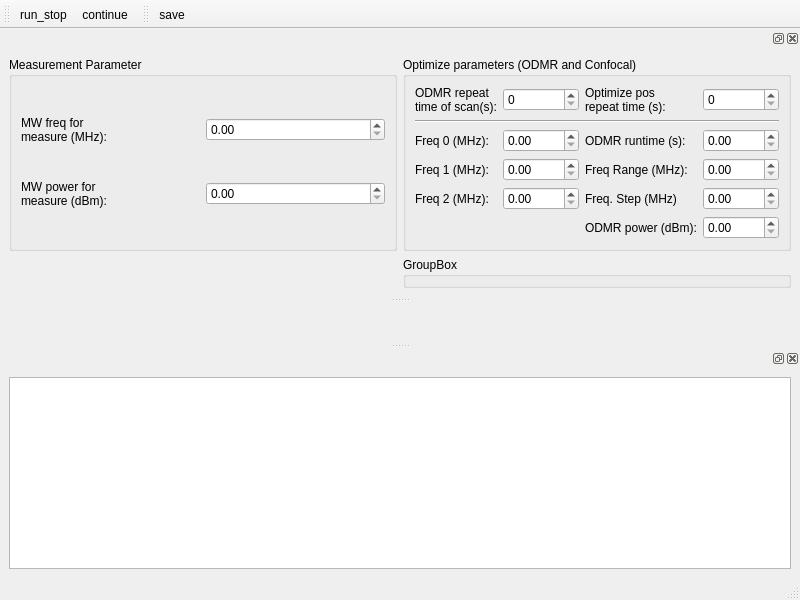
Before: the Qt Designer form gui/nuclear_operations/ui_nuclear_operations_gui.ui in Ulm-IQO/qudi, drawn with Qt 5.
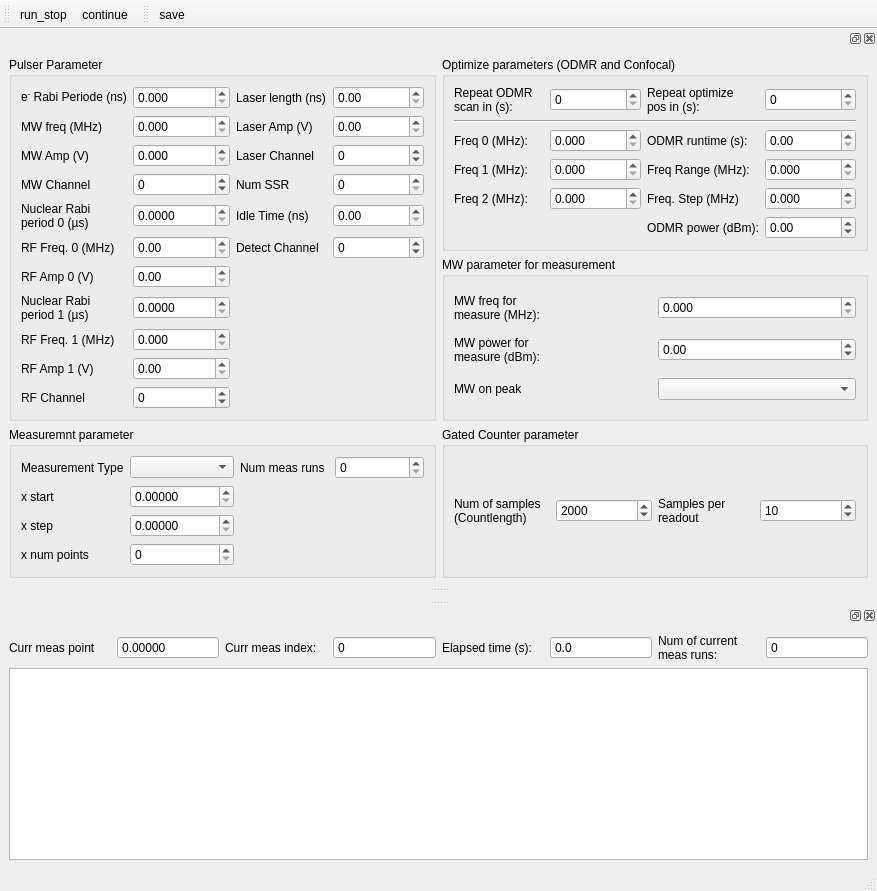
After: the same form once the commit is applied. Icons and pictures are not drawn. Custom widgets are drawn as their Qt base class.

Commit message: Add the nuclear operation ui file and adjust the magnet gui file.

The edit to the form file:
```diff
--- a/gui/nuclear_operations/ui_nuclear_operations_gui.ui
+++ b/gui/nuclear_operations/ui_nuclear_operations_gui.ui
@@ -6,8 +6,8 @@
    <rect>
     <x>0</x>
     <y>0</y>
-    <width>800</width>
-    <height>600</height>
+    <width>877</width>
+    <height>891</height>
    </rect>
   </property>
   <property name="windowTitle">
@@ -31,6 +31,282 @@
    </attribute>
    <widget class="QWidget" name="dockWidgetContents_2">
     <layout class="QGridLayout" name="gridLayout_2">
+     <item row="0" column="0" rowspan="2">
+      <widget class="QGroupBox" name="groupBox_3">
+       <property name="title">
+        <string>Pulser Parameter</string>
+       </property>
+       <layout class="QGridLayout" name="gridLayout_4">
+        <item row="0" column="2">
+         <widget class="QLabel" name="label_31">
+          <property name="text">
+           <string>Laser length (ns)</string>
+          </property>
+         </widget>
+        </item>
+        <item row="2" column="0">
+         <widget class="QLabel" name="label_18">
+          <property name="text">
+           <string>MW Amp (V)</string>
+          </property>
+         </widget>
+        </item>
+        <item row="2" column="1">
+         <widget class="QDoubleSpinBox" name="pulser_mw_amp_DSpinBox">
+          <property name="decimals">
+           <number>3</number>
+          </property>
+          <property name="singleStep">
+           <double>0.100000000000000</double>
+          </property>
+         </widget>
+        </item>
+        <item row="14" column="0">
+         <widget class="QLabel" name="label_15">
+          <property name="text">
+           <string>RF Channel</string>
+          </property>
+         </widget>
+        </item>
+        <item row="10" column="0">
+         <widget class="QLabel" name="label_14">
+          <property name="text">
+           <string>RF Amp 0 (V)</string>
+          </property>
+         </widget>
+        </item>
+        <item row="6" column="0">
+         <widget class="QLabel" name="nuclear_rabi_period0_Label">
+          <property name="text">
+           <string>&lt;html&gt;&lt;head/&gt;&lt;body&gt;&lt;p&gt;Nuclear Rabi &lt;br/&gt;period 0 (µs)&lt;/p&gt;&lt;/body&gt;&lt;/html&gt;</string>
+          </property>
+         </widget>
+        </item>
+        <item row="10" column="1">
+         <widget class="QDoubleSpinBox" name="pulser_rf_amp0_DSpinBox">
+          <property name="singleStep">
+           <double>0.100000000000000</double>
+          </property>
+         </widget>
+        </item>
+        <item row="6" column="1">
+         <widget class="QDoubleSpinBox" name="nuclear_rabi_period0_DSpinBox">
+          <property name="decimals">
+           <number>4</number>
+          </property>
+          <property name="maximum">
+           <double>100000.000000000000000</double>
+          </property>
+         </widget>
+        </item>
+        <item row="8" column="0">
+         <widget class="QLabel" name="pulser_rf_freq0_Label">
+          <property name="text">
+           <string>RF Freq. 0 (MHz)</string>
+          </property>
+         </widget>
+        </item>
+        <item row="8" column="1">
+         <widget class="QDoubleSpinBox" name="pulser_rf_freq0_DSpinBox">
+          <property name="maximum">
+           <double>1000000.000000000000000</double>
+          </property>
+         </widget>
+        </item>
+        <item row="5" column="3">
+         <widget class="QSpinBox" name="num_singleshot_readout_SpinBox">
+          <property name="maximum">
+           <number>100000</number>
+          </property>
+         </widget>
+        </item>
+        <item row="5" column="1">
+         <widget class="QSpinBox" name="pulser_mw_ch_SpinBox">
+          <property name="minimum">
+           <number>-20</number>
+          </property>
+          <property name="maximum">
+           <number>20</number>
+          </property>
+         </widget>
+        </item>
+        <item row="14" column="1">
+         <widget class="QSpinBox" name="pulser_rf_ch_SpinBox">
+          <property name="minimum">
+           <number>-20</number>
+          </property>
+          <property name="maximum">
+           <number>20</number>
+          </property>
+         </widget>
+        </item>
+        <item row="5" column="0">
+         <widget class="QLabel" name="label_17">
+          <property name="text">
+           <string>MW Channel</string>
+          </property>
+         </widget>
+        </item>
+        <item row="0" column="1">
+         <widget class="QDoubleSpinBox" name="electron_rabi_periode_DSpinBox">
+          <property name="decimals">
+           <number>3</number>
+          </property>
+          <property name="maximum">
+           <double>1000000.000000000000000</double>
+          </property>
+         </widget>
+        </item>
+        <item row="0" column="0">
+         <widget class="QLabel" name="label_29">
+          <property name="frameShape">
+           <enum>QFrame::NoFrame</enum>
+          </property>
+          <property name="text">
+           <string>&lt;html&gt;&lt;head/&gt;&lt;body&gt;&lt;p&gt;e&lt;span style=&quot; vertical-align:super;&quot;&gt;-&lt;/span&gt; Rabi Periode (ns)&lt;/p&gt;&lt;/body&gt;&lt;/html&gt;</string>
+          </property>
+         </widget>
+        </item>
+        <item row="0" column="3">
+         <widget class="QDoubleSpinBox" name="pulser_laser_length_DSpinBox">
+          <property name="maximum">
+           <double>100000.000000000000000</double>
+          </property>
+         </widget>
+        </item>
+        <item row="6" column="2">
+         <widget class="QLabel" name="label_34">
+          <property name="text">
+           <string>Idle Time (ns)</string>
+          </property>
+         </widget>
+        </item>
+        <item row="13" column="1">
+         <widget class="QDoubleSpinBox" name="pulser_rf_amp1_DSpinBox">
+          <property name="singleStep">
+           <double>0.100000000000000</double>
+          </property>
+         </widget>
+        </item>
+        <item row="12" column="1">
+         <widget class="QDoubleSpinBox" name="pulser_rf_freq1_DSpinBox">
+          <property name="decimals">
+           <number>3</number>
+          </property>
+          <property name="maximum">
+           <double>1000000.000000000000000</double>
+          </property>
+         </widget>
+        </item>
+        <item row="6" column="3">
+         <widget class="QDoubleSpinBox" name="pulser_idle_time_DSpinBox">
+          <property name="maximum">
+           <double>100000.000000000000000</double>
+          </property>
+         </widget>
+        </item>
+        <item row="5" column="2">
+         <widget class="QLabel" name="label_33">
+          <property name="text">
+           <string>Num SSR</string>
+          </property>
+         </widget>
+        </item>
+        <item row="13" column="0">
+         <widget class="QLabel" name="pulser_rf_amp1_Label">
+          <property name="text">
+           <string>RF Amp 1 (V)</string>
+          </property>
+         </widget>
+        </item>
+        <item row="8" column="2">
+         <widget class="QLabel" name="label_19">
+          <property name="text">
+           <string>Detect Channel</string>
+          </property>
+         </widget>
+        </item>
+        <item row="11" column="1">
+         <widget class="QDoubleSpinBox" name="nuclear_rabi_period1_DSpinBox">
+          <property name="decimals">
+           <number>4</number>
+          </property>
+          <property name="maximum">
+           <double>100000.000000000000000</double>
+          </property>
+         </widget>
+        </item>
+        <item row="8" column="3">
+         <widget class="QSpinBox" name="pulser_detect_ch_SpinBox">
+          <property name="minimum">
+           <number>-20</number>
+          </property>
+          <property name="maximum">
+           <number>20</number>
+          </property>
+         </widget>
+        </item>
+        <item row="12" column="0">
+         <widget class="QLabel" name="pulser_rf_freq1_Label">
+          <property name="text">
+           <string>RF Freq. 1 (MHz)</string>
+          </property>
+         </widget>
+        </item>
+        <item row="11" column="0">
+         <widget class="QLabel" name="nuclear_rabi_period1_Label">
+          <property name="text">
+           <string>&lt;html&gt;&lt;head/&gt;&lt;body&gt;&lt;p&gt;Nuclear Rabi &lt;br/&gt;period 1 (µs)&lt;/p&gt;&lt;/body&gt;&lt;/html&gt;</string>
+          </property>
+         </widget>
+        </item>
+        <item row="1" column="0">
+         <widget class="QLabel" name="label_16">
+          <property name="text">
+           <string>MW freq (MHz)</string>
+          </property>
+         </widget>
+        </item>
+        <item row="1" column="1">
+         <widget class="QDoubleSpinBox" name="pulser_mw_freq_DSpinBox">
+          <property name="decimals">
+           <number>3</number>
+          </property>
+          <property name="maximum">
+           <double>1000000.000000000000000</double>
+          </property>
+         </widget>
+        </item>
+        <item row="1" column="2">
+         <widget class="QLabel" name="label_32">
+          <property name="text">
+           <string>Laser Amp (V)</string>
+          </property>
+         </widget>
+        </item>
+        <item row="1" column="3">
+         <widget class="QDoubleSpinBox" name="pulser_laser_amp_DSpinBox"/>
+        </item>
+        <item row="2" column="2">
+         <widget class="QLabel" name="label_35">
+          <property name="text">
+           <string>Laser Channel</string>
+          </property>
+         </widget>
+        </item>
+        <item row="2" column="3">
+         <widget class="QSpinBox" name="pulser_laser_ch_SpinBox">
+          <property name="minimum">
+           <number>-20</number>
+          </property>
+          <property name="maximum">
+           <number>20</number>
+          </property>
+         </widget>
+        </item>
+       </layout>
+      </widget>
+     </item>
      <item row="0" column="1">
       <widget class="QGroupBox" name="groupBox">
        <property name="title">
@@ -45,12 +321,19 @@
          </widget>
         </item>
         <item row="6" column="3">
-         <widget class="QDoubleSpinBox" name="doubleSpinBox_6"/>
+         <widget class="QDoubleSpinBox" name="odmr_meas_step_DSpinBox">
+          <property name="decimals">
+           <number>3</number>
+          </property>
+          <property name="maximum">
+           <double>10000000.000000000000000</double>
+          </property>
+         </widget>
         </item>
         <item row="2" column="0">
          <widget class="QLabel" name="label_8">
           <property name="text">
-           <string>&lt;html&gt;&lt;head/&gt;&lt;body&gt;&lt;p&gt;ODMR repeat &lt;br/&gt;time of scan(s):&lt;/p&gt;&lt;/body&gt;&lt;/html&gt;</string>
+           <string>&lt;html&gt;&lt;head/&gt;&lt;body&gt;&lt;p&gt;Repeat ODMR &lt;br/&gt;scan in (s):&lt;/p&gt;&lt;/body&gt;&lt;/html&gt;</string>
           </property>
          </widget>
         </item>
@@ -69,13 +352,31 @@
          </widget>
         </item>
         <item row="4" column="1">
-         <widget class="QDoubleSpinBox" name="doubleSpinBox"/>
+         <widget class="QDoubleSpinBox" name="odmr_meas_freq0_DSpinBox">
+          <property name="decimals">
+           <number>3</number>
+          </property>
+          <property name="maximum">
+           <double>100000000.000000000000000</double>
+          </property>
+         </widget>
         </item>
         <item row="5" column="3">
-         <widget class="QDoubleSpinBox" name="doubleSpinBox_5"/>
+         <widget class="QDoubleSpinBox" name="odmr_meas_freq_range_DSpinBox">
+          <property name="decimals">
+           <number>3</number>
+          </property>
+          <property name="maximum">
+           <double>10000000.000000000000000</double>
+          </property>
+         </widget>
         </item>
         <item row="4" column="3">
-         <widget class="QDoubleSpinBox" name="doubleSpinBox_4"/>
+         <widget class="QDoubleSpinBox" name="odmr_meas_runtime_DSpinBox">
+          <property name="maximum">
+           <double>10000000.000000000000000</double>
+          </property>
+         </widget>
         </item>
         <item row="4" column="2">
          <widget class="QLabel" name="label_4">
@@ -85,7 +386,14 @@
          </widget>
         </item>
         <item row="10" column="3">
-         <widget class="QDoubleSpinBox" name="doubleSpinBox_7"/>
+         <widget class="QDoubleSpinBox" name="odmr_meas_power_DSpinBox">
+          <property name="minimum">
+           <double>-100.000000000000000</double>
+          </property>
+          <property name="maximum">
+           <double>30.000000000000000</double>
+          </property>
+         </widget>
         </item>
         <item row="5" column="0">
          <widget class="QLabel" name="label_2">
@@ -109,10 +417,24 @@
          </widget>
         </item>
         <item row="5" column="1">
-         <widget class="QDoubleSpinBox" name="doubleSpinBox_2"/>
+         <widget class="QDoubleSpinBox" name="odmr_meas_freq1_DSpinBox">
+          <property name="decimals">
+           <number>3</number>
+          </property>
+          <property name="maximum">
+           <double>10000000.000000000000000</double>
+          </property>
+         </widget>
         </item>
         <item row="6" column="1">
-         <widget class="QDoubleSpinBox" name="doubleSpinBox_3"/>
+         <widget class="QDoubleSpinBox" name="odmr_meas_freq2_DSpinBox">
+          <property name="decimals">
+           <number>3</number>
+          </property>
+          <property name="maximum">
+           <double>10000000.000000000000000</double>
+          </property>
+         </widget>
         </item>
         <item row="3" column="0" colspan="4">
          <widget class="Line" name="line">
@@ -122,17 +444,25 @@
          </widget>
         </item>
         <item row="2" column="1">
-         <widget class="QSpinBox" name="spinBox"/>
+         <widget class="QSpinBox" name="optimize_period_odmr_SpinBox">
+          <property name="maximum">
+           <number>1000000</number>
+          </property>
+         </widget>
         </item>
         <item row="2" column="2">
          <widget class="QLabel" name="label_9">
           <property name="text">
-           <string>&lt;html&gt;&lt;head/&gt;&lt;body&gt;&lt;p&gt;Optimize pos&lt;br/&gt;repeat time (s):&lt;/p&gt;&lt;/body&gt;&lt;/html&gt;</string>
+           <string>&lt;html&gt;&lt;head/&gt;&lt;body&gt;&lt;p&gt;Repeat optimize&lt;br/&gt;pos in (s):&lt;/p&gt;&lt;/body&gt;&lt;/html&gt;</string>
           </property>
          </widget>
         </item>
         <item row="2" column="3">
-         <widget class="QSpinBox" name="spinBox_2"/>
+         <widget class="QSpinBox" name="optimize_period_confocal_SpinBox">
+          <property name="maximum">
+           <number>1000000</number>
+          </property>
+         </widget>
         </item>
        </layout>
       </widget>
@@ -140,18 +470,25 @@
      <item row="1" column="1">
       <widget class="QGroupBox" name="groupBox_2">
        <property name="title">
-        <string>GroupBox</string>
+        <string>MW parameter for measurement</string>
        </property>
-      </widget>
-     </item>
-     <item row="0" column="0">
-      <widget class="QGroupBox" name="groupBox_3">
-       <property name="title">
-        <string>Measurement Parameter</string>
-       </property>
-       <layout class="QGridLayout" name="gridLayout_4">
+       <layout class="QGridLayout" name="gridLayout_5">
+        <item row="1" column="0">
+         <widget class="QLabel" name="label_11">
+          <property name="text">
+           <string>&lt;html&gt;&lt;head/&gt;&lt;body&gt;&lt;p&gt;MW power for&lt;br/&gt;measure (dBm):&lt;/p&gt;&lt;/body&gt;&lt;/html&gt;</string>
+          </property>
+         </widget>
+        </item>
         <item row="0" column="1">
-         <widget class="QDoubleSpinBox" name="doubleSpinBox_8"/>
+         <widget class="QDoubleSpinBox" name="mw_cw_freq_DSpinBox">
+          <property name="decimals">
+           <number>3</number>
+          </property>
+          <property name="maximum">
+           <double>1000000.000000000000000</double>
+          </property>
+         </widget>
         </item>
         <item row="0" column="0">
          <widget class="QLabel" name="label_10">
@@ -166,15 +503,154 @@
           </property>
          </widget>
         </item>
+        <item row="2" column="0">
+         <widget class="QLabel" name="label_30">
+          <property name="text">
+           <string>MW on peak</string>
+          </property>
+         </widget>
+        </item>
+        <item row="2" column="1">
+         <widget class="QComboBox" name="mw_on_odmr_peak_ComboBox"/>
+        </item>
+        <item row="1" column="1">
+         <widget class="QDoubleSpinBox" name="mw_cw_power_DSpinBox">
+          <property name="decimals">
+           <number>2</number>
+          </property>
+          <property name="minimum">
+           <double>-100.000000000000000</double>
+          </property>
+          <property name="maximum">
+           <double>30.000000000000000</double>
+          </property>
+         </widget>
+        </item>
+       </layout>
+      </widget>
+     </item>
+     <item row="2" column="0">
+      <widget class="QGroupBox" name="groupBox_4">
+       <property name="title">
+        <string>Measuremnt parameter</string>
+       </property>
+       <layout class="QGridLayout" name="gridLayout_6">
         <item row="1" column="0">
-         <widget class="QLabel" name="label_11">
+         <widget class="QLabel" name="x_axis_start_Label">
           <property name="text">
-           <string>&lt;html&gt;&lt;head/&gt;&lt;body&gt;&lt;p&gt;MW power for&lt;br/&gt;measure (dBm):&lt;/p&gt;&lt;/body&gt;&lt;/html&gt;</string>
+           <string>x start</string>
           </property>
          </widget>
         </item>
         <item row="1" column="1">
-         <widget class="QDoubleSpinBox" name="doubleSpinBox_9"/>
+         <widget class="QDoubleSpinBox" name="x_axis_start_DSpinBox">
+          <property name="decimals">
+           <number>5</number>
+          </property>
+          <property name="maximum">
+           <double>100000.000000000000000</double>
+          </property>
+         </widget>
+        </item>
+        <item row="2" column="1">
+         <widget class="QDoubleSpinBox" name="x_axis_step_DSpinBox">
+          <property name="decimals">
+           <number>5</number>
+          </property>
+          <property name="maximum">
+           <double>1000000.000000000000000</double>
+          </property>
+         </widget>
+        </item>
+        <item row="2" column="0">
+         <widget class="QLabel" name="x_axis_step_Label">
+          <property name="text">
+           <string>x step</string>
+          </property>
+         </widget>
+        </item>
+        <item row="3" column="0">
+         <widget class="QLabel" name="label_22">
+          <property name="text">
+           <string>x num points</string>
+          </property>
+         </widget>
+        </item>
+        <item row="0" column="1">
+         <widget class="QComboBox" name="current_meas_asset_name_ComboBox"/>
+        </item>
+        <item row="0" column="0">
+         <widget class="QLabel" name="label_27">
+          <property name="text">
+           <string>Measurement Type</string>
+          </property>
+         </widget>
+        </item>
+        <item row="0" column="2">
+         <widget class="QLabel" name="label_28">
+          <property name="text">
+           <string>Num meas runs</string>
+          </property>
+         </widget>
+        </item>
+        <item row="0" column="3">
+         <widget class="QSpinBox" name="num_of_meas_runs_SpinBox">
+          <property name="maximum">
+           <number>100000</number>
+          </property>
+         </widget>
+        </item>
+        <item row="3" column="1">
+         <widget class="QSpinBox" name="x_axis_num_points_SpinBox">
+          <property name="maximum">
+           <number>10000000</number>
+          </property>
+         </widget>
+        </item>
+       </layout>
+      </widget>
+     </item>
+     <item row="2" column="1">
+      <widget class="QGroupBox" name="groupBox_5">
+       <property name="title">
+        <string>Gated Counter parameter</string>
+       </property>
+       <layout class="QGridLayout" name="gridLayout_7">
+        <item row="0" column="0">
+         <widget class="QLabel" name="label_36">
+          <property name="text">
+           <string>Num of samples
+(Countlength)</string>
+          </property>
+         </widget>
+        </item>
+        <item row="0" column="2">
+         <widget class="QLabel" name="label_37">
+          <property name="text">
+           <string>Samples per
+readout</string>
+          </property>
+         </widget>
+        </item>
+        <item row="0" column="1">
+         <widget class="QSpinBox" name="gc_number_of_samples_SpinBox">
+          <property name="maximum">
+           <number>1000000</number>
+          </property>
+          <property name="value">
+           <number>2000</number>
+          </property>
+         </widget>
+        </item>
+        <item row="0" column="3">
+         <widget class="QSpinBox" name="gc_samples_per_readout_SpinBox">
+          <property name="maximum">
+           <number>1000000</number>
+          </property>
+          <property name="value">
+           <number>10</number>
+          </property>
+         </widget>
         </item>
        </layout>
       </widget>
@@ -188,8 +664,94 @@
    </attribute>
    <widget class="QWidget" name="dockWidgetContents_3">
     <layout class="QGridLayout" name="gridLayout">
+     <item row="0" column="2">
+      <widget class="QLabel" name="label_24">
+       <property name="text">
+        <string>Curr meas index:</string>
+       </property>
+      </widget>
+     </item>
+     <item row="0" column="4">
+      <widget class="QLabel" name="label_25">
+       <property name="text">
+        <string>Elapsed time (s):</string>
+       </property>
+      </widget>
+     </item>
+     <item row="0" column="6">
+      <widget class="QLabel" name="label_26">
+       <property name="text">
+        <string>&lt;html&gt;&lt;head/&gt;&lt;body&gt;&lt;p&gt;Num of current&lt;br/&gt;meas runs:&lt;/p&gt;&lt;/body&gt;&lt;/html&gt;</string>
+       </property>
+      </widget>
+     </item>
+     <item row="0" column="1">
+      <widget class="QDoubleSpinBox" name="current_meas_point_DSpinBox">
+       <property name="readOnly">
+        <bool>true</bool>
+       </property>
+       <property name="buttonSymbols">
+        <enum>QAbstractSpinBox::NoButtons</enum>
+       </property>
+       <property name="decimals">
+        <number>5</number>
+       </property>
+       <property name="maximum">
+        <double>100000.000000000000000</double>
+       </property>
+      </widget>
+     </item>
      <item row="0" column="0">
-      <widget class="QGraphicsView" name="graphicsView"/>
+      <widget class="QLabel" name="current_meas_point_Label">
+       <property name="text">
+        <string>Curr meas point</string>
+       </property>
+      </widget>
+     </item>
+     <item row="0" column="7">
+      <widget class="QSpinBox" name="num_of_current_meas_runs_SpinBox">
+       <property name="readOnly">
+        <bool>true</bool>
+       </property>
+       <property name="buttonSymbols">
+        <enum>QAbstractSpinBox::NoButtons</enum>
+       </property>
+       <property name="maximum">
+        <number>1000</number>
+       </property>
+      </widget>
+     </item>
+     <item row="0" column="3">
+      <widget class="QSpinBox" name="current_meas_index_SpinBox">
+       <property name="readOnly">
+        <bool>true</bool>
+       </property>
+       <property name="buttonSymbols">
+        <enum>QAbstractSpinBox::NoButtons</enum>
+       </property>
+       <property name="maximum">
+        <number>1000000000</number>
+       </property>
+      </widget>
+     </item>
+     <item row="0" column="5">
+      <widget class="QDoubleSpinBox" name="elapsed_time_DSpinBox">
+       <property name="readOnly">
+        <bool>true</bool>
+       </property>
+       <property name="buttonSymbols">
+        <enum>QAbstractSpinBox::NoButtons</enum>
+       </property>
+       <property name="decimals">
+        <number>1</number>
+       </property>
+       <property name="maximum">
+        <double>1000000.000000000000000</double>
+       </property>
+      </widget>
+     </item>
+     <item row="1" column="0" colspan="8">
+      <widget class="PlotWidget" name="nulcear_ops_GraphicsView"/>
      </item>
     </layout>
    </widget>
@@ -264,6 +826,13 @@
    </property>
   </action>
  </widget>
+ <customwidgets>
+  <customwidget>
+   <class>PlotWidget</class>
+   <extends>QGraphicsView</extends>
+   <header>pyqtgraph</header>
+  </customwidget>
+ </customwidgets>
  <resources/>
  <connections/>
 </ui>
```
Left out of the diff: 12 changed lines with no effect on the pictures. The commit also changes 1 other file.
